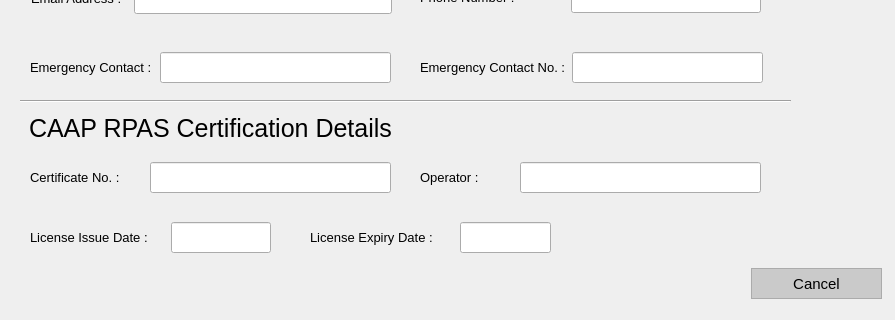
whitePenumbra/SARdrone, file Gui/Administrator/AddPilot/addpilotAlt.ui: the form before one commit; both pictures show x 0 to 895 and y 419 to 739 of the 1071 by 739 pixel window.
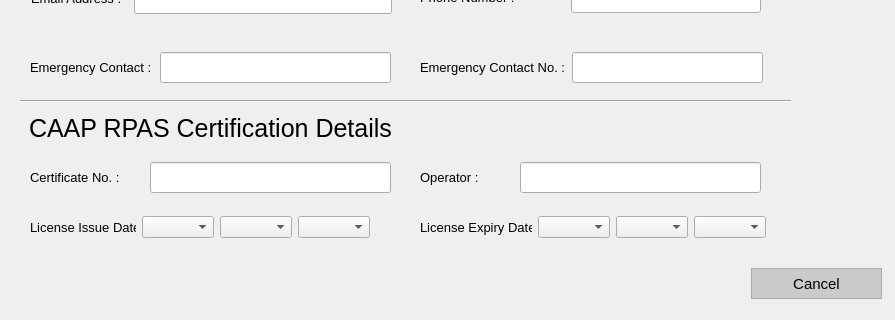
The form after the commit. Icons and pictures are not drawn.

Commit message: changed license date format

```diff
--- a/Gui/Administrator/AddPilot/addpilotAlt.ui
+++ b/Gui/Administrator/AddPilot/addpilotAlt.ui
@@ -960,8 +960,8 @@
     <property name="geometry">
      <rect>
       <x>30</x>
-      <y>640</y>
-      <width>241</width>
+      <y>630</y>
+      <width>340</width>
       <height>33</height>
      </rect>
     </property>
@@ -984,38 +984,22 @@
       </widget>
      </item>
      <item>
-      <widget class="QLineEdit" name="txt_issueDate">
-       <property name="minimumSize">
-        <size>
-         <width>100</width>
-         <height>31</height>
-        </size>
-       </property>
-       <property name="maximumSize">
-        <size>
-         <width>100</width>
-         <height>31</height>
-        </size>
-       </property>
-       <property name="font">
-        <font>
-         <pointsize>10</pointsize>
-         <kerning>true</kerning>
-        </font>
-       </property>
-       <property name="styleSheet">
-        <string notr="true">padding-left:4px;</string>
-       </property>
-      </widget>
+      <widget class="QComboBox" name="cmb_issue_month"/>
+     </item>
+     <item>
+      <widget class="QComboBox" name="cmb_issue_day"/>
+     </item>
+     <item>
+      <widget class="QComboBox" name="cmb_issue_year"/>
      </item>
     </layout>
    </widget>
    <widget class="QWidget" name="layoutWidget">
     <property name="geometry">
      <rect>
-      <x>310</x>
-      <y>640</y>
-      <width>241</width>
+      <x>420</x>
+      <y>630</y>
+      <width>346</width>
       <height>33</height>
      </rect>
     </property>
@@ -1038,33 +1022,17 @@
       </widget>
      </item>
      <item>
-      <widget class="QLineEdit" name="txt_licenseEx">
-       <property name="minimumSize">
-        <size>
-         <width>91</width>
-         <height>31</height>
-        </size>
-       </property>
-       <property name="maximumSize">
-        <size>
-         <width>91</width>
-         <height>31</height>
-        </size>
-       </property>
-       <property name="font">
-        <font>
-         <pointsize>10</pointsize>
-         <kerning>true</kerning>
-        </font>
-       </property>
-       <property name="styleSheet">
-        <string notr="true">padding-left:4px;</string>
-       </property>
-      </widget>
+      <widget class="QComboBox" name="cmb_expiry_month"/>
+     </item>
+     <item>
+      <widget class="QComboBox" name="cmb_expiry_day"/>
+     </item>
+     <item>
+      <widget class="QComboBox" name="cmb_expiry_year"/>
      </item>
     </layout>
    </widget>
-   <widget class="QWidget" name="">
+   <widget class="QWidget" name="layoutWidget">
     <property name="geometry">
      <rect>
       <x>31</x>
```
Left out of the diff: 2 changed lines with no effect on the pictures. The commit also changes 1 other file.
